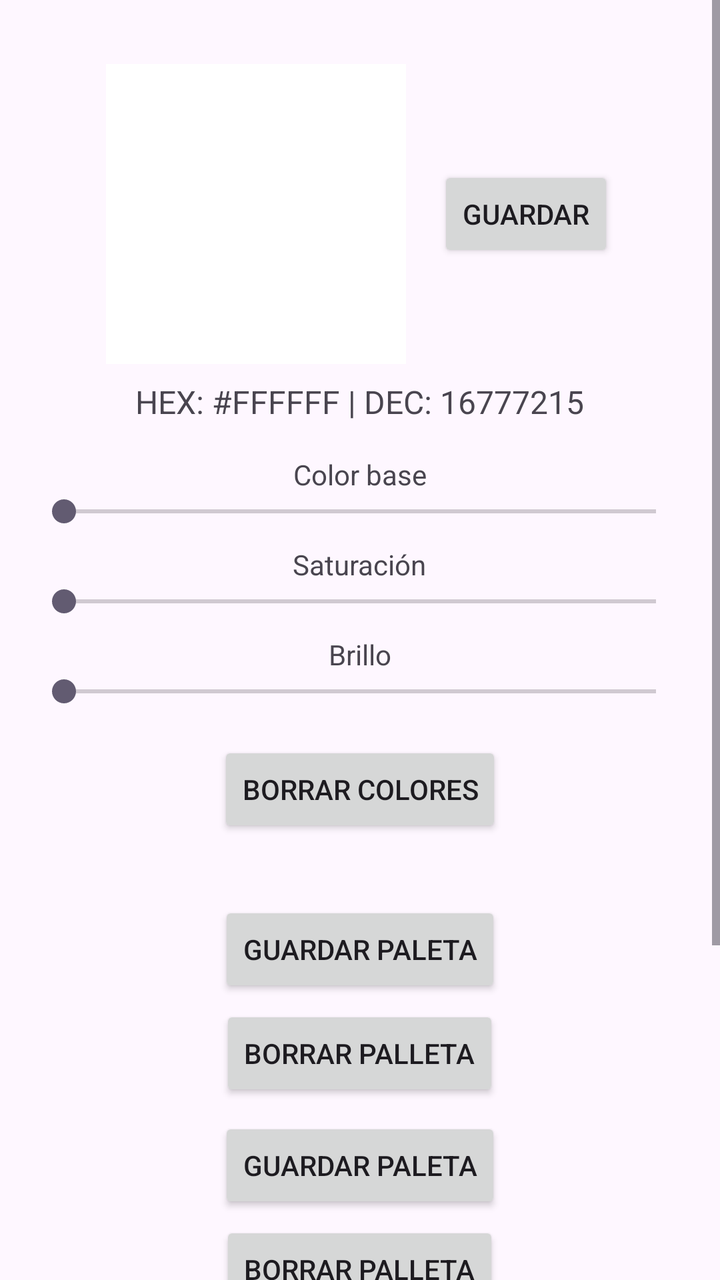
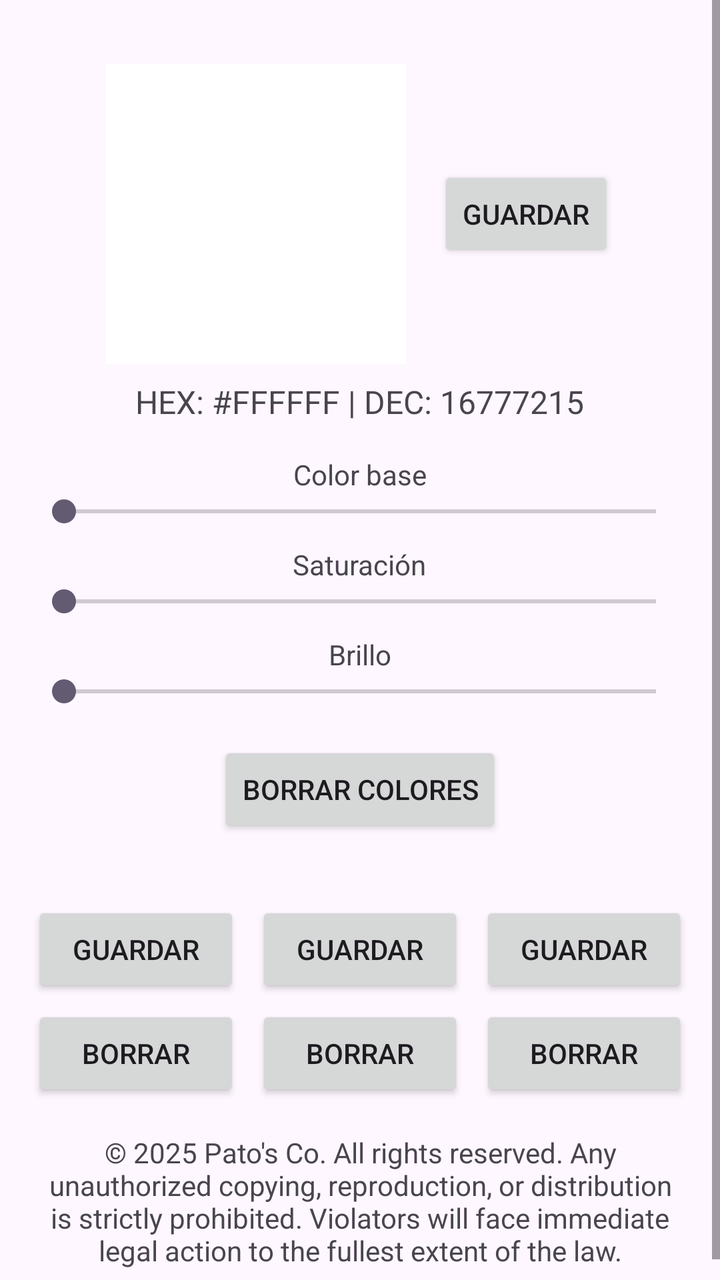

The first picture is an Android layout as it rendered before a commit; the second is the same layout after the commit. The layout source and the unified diff follow.
<!-- AndroidManifest.xml: application theme Theme.HansenColorPalette -->
<!-- res/layout/activity_main.xml -->
<?xml version="1.0" encoding="utf-8"?>
<ScrollView xmlns:android="http://schemas.android.com/apk/res/android"
    android:id="@+id/main"
    android:layout_width="match_parent"
    android:layout_height="match_parent"
    android:fillViewport="true">

    <LinearLayout
        android:orientation="vertical"
        android:gravity="center_horizontal"
        android:padding="16dp"
        android:layout_width="match_parent"
        android:layout_height="wrap_content">

        <LinearLayout
            android:layout_width="match_parent"
            android:layout_height="wrap_content"
            android:gravity="center"
            android:orientation="horizontal"
            android:layout_marginTop="16dp"
            android:layout_marginBottom="8dp">

            <ImageView
                android:id="@+id/colorPreview"
                android:layout_width="150dp"
                android:layout_height="150dp"
                android:background="#FFFFFF"
                android:layout_marginEnd="16dp" />

            <Button
                android:id="@+id/saveButton"
                android:layout_width="wrap_content"
                android:layout_height="wrap_content"
                android:text="GUARDAR" />
        </LinearLayout>

        <TextView
            android:id="@+id/colorInfo"
            android:layout_width="wrap_content"
            android:layout_height="wrap_content"
            android:text="HEX: #FFFFFF | DEC: 16777215"
            android:textSize="16sp"
            android:layout_marginBottom="16dp" />

        <TextView
            android:text="Color base"
            android:layout_width="wrap_content"
            android:layout_height="wrap_content" />
        <SeekBar
            android:id="@+id/hueBar"
            android:layout_width="match_parent"
            android:layout_height="wrap_content" />

        <TextView
            android:text="Saturación"
            android:layout_width="wrap_content"
            android:layout_height="wrap_content"
            android:layout_marginTop="8dp" />
        <SeekBar
            android:id="@+id/saturationBar"
            android:layout_width="match_parent"
            android:layout_height="wrap_content" />

        <TextView
            android:text="Brillo"
            android:layout_width="wrap_content"
            android:layout_height="wrap_content"
            android:layout_marginTop="8dp" />
        <SeekBar
            android:id="@+id/brightnessBar"
            android:layout_width="match_parent"
            android:layout_height="wrap_content" />

        <LinearLayout
            android:layout_width="match_parent"
            android:layout_height="wrap_content"
            android:gravity="center"
            android:orientation="horizontal"
            android:layout_marginTop="16dp">

            <Button
                android:id="@+id/clearColorsButton"
                android:layout_width="wrap_content"
                android:layout_height="wrap_content"
                android:text="BORRAR COLORES" />
        </LinearLayout>

        <LinearLayout
            android:id="@+id/savedColorsContainer"
            android:layout_width="match_parent"
            android:layout_height="wrap_content"
            android:gravity="center"
            android:orientation="horizontal"
            android:layout_marginTop="16dp" />

        <LinearLayout
            android:layout_width="match_parent"
            android:layout_height="wrap_content"
            android:orientation="vertical"
            android:layout_marginTop="16dp"
            android:gravity="center_horizontal">

            <Button
                android:id="@+id/paletteButton1"
                android:layout_width="wrap_content"
                android:layout_height="wrap_content"
                android:text="Guardar paleta" />
            <Button
                android:id="@+id/clearPalette1"
                android:layout_width="wrap_content"
                android:layout_height="wrap_content"
                android:text="BORRAR PALLETA"
                android:layout_marginTop="4dp" />

            <Button
                android:id="@+id/paletteButton2"
                android:layout_width="wrap_content"
                android:layout_height="wrap_content"
                android:text="Guardar paleta"
                android:layout_marginTop="8dp" />
            <Button
                android:id="@+id/clearPalette2"
                android:layout_width="wrap_content"
                android:layout_height="wrap_content"
                android:text="BORRAR PALLETA"
                android:layout_marginTop="4dp" />

            <Button
                android:id="@+id/paletteButton3"
                android:layout_width="wrap_content"
                android:layout_height="wrap_content"
                android:text="Guardar paleta"
                android:layout_marginTop="8dp" />
            <Button
                android:id="@+id/clearPalette3"
                android:layout_width="wrap_content"
                android:layout_height="wrap_content"
                android:text="BORRAR PALLETA"
                android:layout_marginTop="4dp" />
        </LinearLayout>

        <TextView
            android:id="@+id/textView"
            android:layout_width="match_parent"
            android:layout_height="wrap_content"
            android:text="© 2025 Pato's Co. All rights reserved.
Any unauthorized copying, reproduction, or distribution is strictly prohibited.
Violators will face immediate legal action to the fullest extent of the law."
            android:layout_marginTop="16dp"
            android:gravity="center" />

    </LinearLayout>
</ScrollView>
<!-- resources referenced by this layout -->
<resources>
  <style name="Theme.HansenColorPalette" parent="Base.Theme.HansenColorPalette" />
  <style name="Base.Theme.HansenColorPalette" parent="Theme.Material3.DayNight.NoActionBar">
          
          
      </style>
</resources>

<!-- the commit's change to res/layout/activity_main.xml (unified diff, before → after) -->
@@ -97,46 +97,71 @@
             android:layout_width="match_parent"
             android:layout_height="wrap_content"
             android:orientation="vertical"
-            android:layout_marginTop="16dp"
-            android:gravity="center_horizontal">
+            android:gravity="center"
+            android:layout_marginTop="16dp">
 
-            <Button
-                android:id="@+id/paletteButton1"
-                android:layout_width="wrap_content"
+            <LinearLayout
+                android:layout_width="match_parent"
                 android:layout_height="wrap_content"
-                android:text="Guardar paleta" />
-            <Button
-                android:id="@+id/clearPalette1"
-                android:layout_width="wrap_content"
+                android:orientation="horizontal"
+                android:gravity="center"
+                android:weightSum="3">
+
+                <Button
+                    android:id="@+id/paletteButton1"
+                    android:layout_width="0dp"
+                    android:layout_weight="1"
+                    android:layout_height="wrap_content"
+                    android:text="Guardar" />
+
+                <Button
+                    android:id="@+id/paletteButton2"
+                    android:layout_width="0dp"
+                    android:layout_weight="1"
+                    android:layout_height="wrap_content"
+                    android:text="Guardar"
+                    android:layout_marginStart="8dp"
+                    android:layout_marginEnd="8dp" />
+
+                <Button
+                    android:id="@+id/paletteButton3"
+                    android:layout_width="0dp"
+                    android:layout_weight="1"
+                    android:layout_height="wrap_content"
+                    android:text="Guardar" />
+            </LinearLayout>
+
+            <LinearLayout
+                android:layout_width="match_parent"
                 android:layout_height="wrap_content"
-                android:text="BORRAR PALLETA"
-                android:layout_marginTop="4dp" />
+                android:orientation="horizontal"
+                android:gravity="center"
+                android:weightSum="3"
+                android:layout_marginTop="4dp">
 
-            <Button
-                android:id="@+id/paletteButton2"
-                android:layout_width="wrap_content"
-                android:layout_height="wrap_content"
-                android:text="Guardar paleta"
-                android:layout_marginTop="8dp" />
-            <Button
-                android:id="@+id/clearPalette2"
-                android:layout_width="wrap_content"
-                android:layout_height="wrap_content"
-                android:text="BORRAR PALLETA"
-                android:layout_marginTop="4dp" />
+                <Button
+                    android:id="@+id/clearPalette1"
+                    android:layout_width="0dp"
+                    android:layout_weight="1"
+                    android:layout_height="wrap_content"
+                    android:text="Borrar" />
 
-            <Button
-                android:id="@+id/paletteButton3"
-                android:layout_width="wrap_content"
-                android:layout_height="wrap_content"
-                android:text="Guardar paleta"
-                android:layout_marginTop="8dp" />
-            <Button
-                android:id="@+id/clearPalette3"
-                android:layout_width="wrap_content"
-                android:layout_height="wrap_content"
-                android:text="BORRAR PALLETA"
-                android:layout_marginTop="4dp" />
+                <Button
+                    android:id="@+id/clearPalette2"
+                    android:layout_width="0dp"
+                    android:layout_weight="1"
+                    android:layout_height="wrap_content"
+                    android:text="Borrar"
+                    android:layout_marginStart="8dp"
+                    android:layout_marginEnd="8dp" />
+
+                <Button
+                    android:id="@+id/clearPalette3"
+                    android:layout_width="0dp"
+                    android:layout_weight="1"
+                    android:layout_height="wrap_content"
+                    android:text="Borrar" />
+            </LinearLayout>
         </LinearLayout>
 
         <TextView
